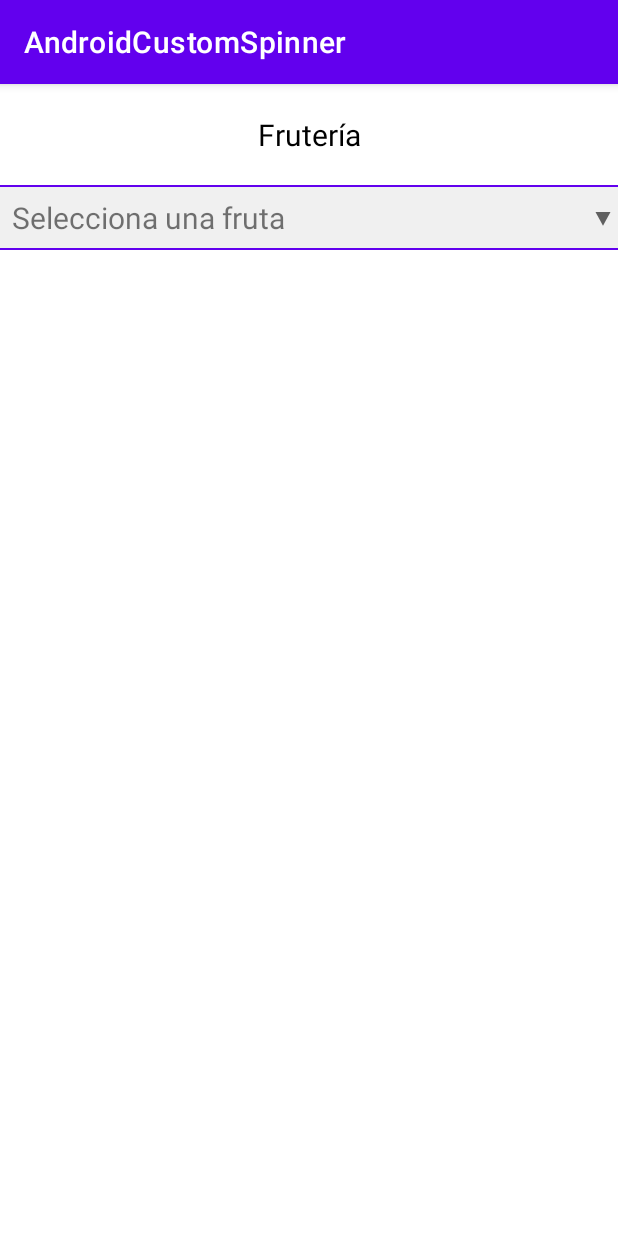
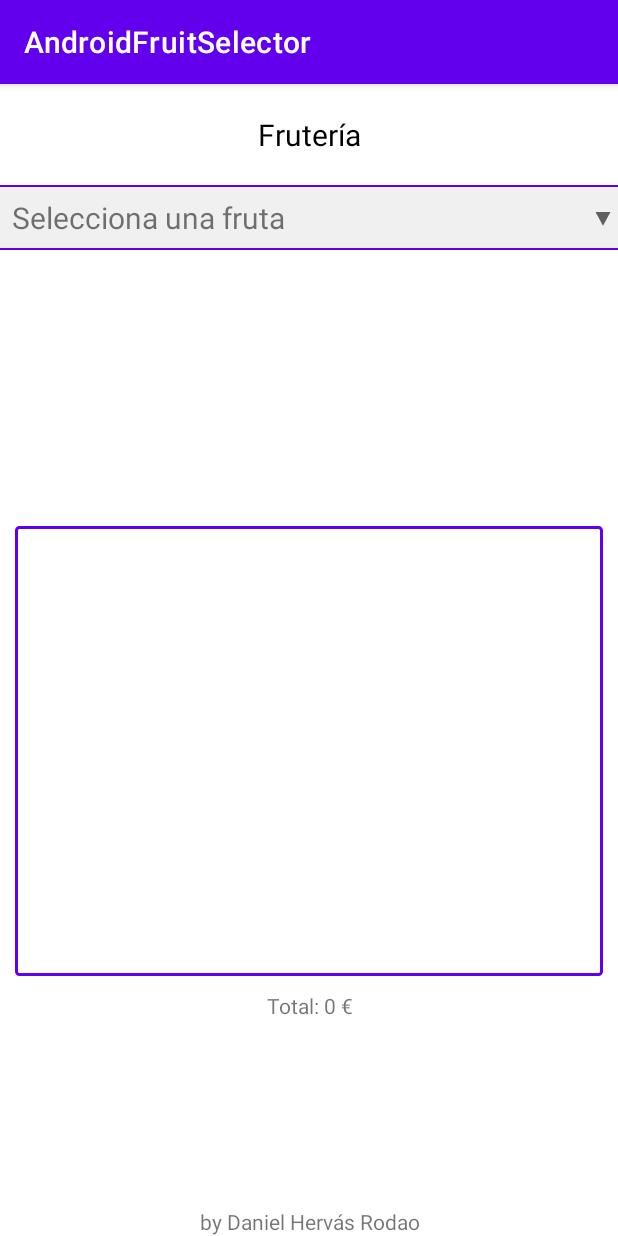
Before and after one commit to dhrodao/Android-Shop-App, an Android app: the screen it shows after launch (MainActivity), on a phone screen of 412 x 824 dp. Run offline under Robolectric (Android 15) with nearby library versions, the phone set to English and light mode, and no system bars.

Commit message:
Added buy button, fruit basket and basket price

```diff
--- a/app/src/main/java/com/dhrodao/androidfruitselector/CustomSpinnerAdapter.kt
+++ b/app/src/main/java/com/dhrodao/androidfruitselector/CustomSpinnerAdapter.kt
@@ -10,15 +10,17 @@ import android.view.ViewGroup
 import android.widget.*
 
 class CustomSpinnerAdapter(context : Context,
-                           resource: Int, objects: Array<FruitItems>
+                           resource: Int, objects: Array<FruitItems>,
 ) : ArrayAdapter<FruitItems>(context, resource, objects) {
     private val layoutInflater : LayoutInflater = LayoutInflater.from(context)
+    private var basketView : View? = null
 
     // The value shown in the spinner
     override fun getView(position: Int, convertView: View?, parent: ViewGroup): View {
         var rootView : View = layoutInflater.inflate(R.layout.item_fruit, parent,false)
+        basketView = layoutInflater.inflate(R.layout.item_fruit_basket, parent,false)
 
-        getItem(position)?.let { setItemView(rootView, it) } ?:
+        getItem(position)?.let { setItemView(rootView, it); setBasketView(it) } ?:
         run { rootView = layoutInflater.inflate(R.layout.select_item, parent, false) }
 
         return rootView
@@ -78,4 +80,16 @@ class CustomSpinnerAdapter(context : Context,
 
         return layerDrawable
     }
+
+    private fun setBasketView(item : FruitItems) {
+        val icon = basketView?.findViewById<ImageView>(R.id.image)
+        val fruit = basketView?.findViewById<TextView>(R.id.text)
+
+        item.icon?.let { icon?.setImageResource(it) }
+        fruit?.text = item.fruit
+    }
+
+    fun getBasketView() : View? {
+        return basketView
+    }
 }
--- a/app/src/main/java/com/dhrodao/androidfruitselector/MainActivity.kt
+++ b/app/src/main/java/com/dhrodao/androidfruitselector/MainActivity.kt
@@ -2,40 +2,53 @@ package com.dhrodao.androidfruitselector
 
 import androidx.appcompat.app.AppCompatActivity
 import android.os.Bundle
-import android.util.Log
+import android.view.LayoutInflater
 import android.view.View
-import android.widget.AdapterView
-import android.widget.SeekBar
-import android.widget.TextView
-import android.widget.Toast
+import android.view.ViewGroup
+import android.widget.*
 import androidx.appcompat.widget.AppCompatSpinner
-import kotlin.properties.Delegates
 
 open class MainActivity : AppCompatActivity() {
-    private lateinit var quantityLayout : View
-    private lateinit var priceLayout : View
+    private lateinit var inflater : LayoutInflater
+
+    private lateinit var mainLayout : ViewGroup
+    private lateinit var quantityLayout : ViewGroup
+    private lateinit var priceLayout : ViewGroup
+    private lateinit var basketLayout : ViewGroup
+
+    protected var currentFruitItem : FruitItems? = null
 
     private lateinit var spinnerSelectorListener : SpinnerSelectorListener
     private lateinit var spinnerEventsListener : OnSpinnerEventsListenerImpl
 
+    protected var fruitText : String = ""
     protected var fruitPrice : Int = 0
+    protected var computedFruitPrice : Int = 0
     protected var fruitQuantity : Int = 0
+    private var basketPrice : Int = 0
 
     private lateinit var seekBar : SeekBar
+    private lateinit var addToBasketButton : Button
 
     override fun onCreate(savedInstanceState: Bundle?) {
         super.onCreate(savedInstanceState)
         setContentView(R.layout.activity_main)
 
+        inflater = LayoutInflater.from(this)
+
+        mainLayout = findViewById(R.id.mainLayout)
         quantityLayout = findViewById(R.id.quantity_layout)
         priceLayout = findViewById(R.id.price_layout)
+        basketLayout = findViewById(R.id.basket_container)
+
+        addToBasketButton = findViewById(R.id.add_basket_button)
 
         val customAdapter = CustomSpinnerAdapter(this, 0, FruitItems.values())
         findViewById<CustomSpinner>(R.id.fruit_spinner).apply { // Spinner
             adapter = customAdapter
             onItemSelectedListener = run {
                 spinnerSelectorListener = SpinnerSelectorListener(
-                    arrayOf(quantityLayout, priceLayout),
+                    arrayOf(quantityLayout, priceLayout, addToBasketButton),
                     FruitItems.values()
                 )
                 spinnerSelectorListener
@@ -50,6 +63,39 @@ open class MainActivity : AppCompatActivity() {
         val priceValueText = findViewById<TextView>(R.id.final_price)
         seekBar = findViewById<SeekBar>(R.id.quantity_seekbar).apply { // SeekBar
             setOnSeekBarChangeListener(CustomSeekBarListener(progressValueText, priceValueText))
+        }
+
+        addToBasketButton.setOnClickListener {
+            if (fruitQuantity > 0) {
+                val basketView = inflater.inflate(R.layout.item_fruit_basket, basketLayout, false)
+                setBasketView(basketView, currentFruitItem)
+                updateBasketPrice()
+                updateBasketPriceText()
+            }
+        }
+    }
+
+    private fun setBasketView(basketView : View, item : FruitItems?) {
+        val icon = basketView.findViewById<ImageView>(R.id.image)
+        val fruit = basketView.findViewById<TextView>(R.id.text)
+        val quantity = basketView.findViewById<TextView>(R.id.fruit_quantity)
+        val quantityText = "x$fruitQuantity"
+
+        item?.icon?.let { icon?.setImageResource(it) }
+        fruit?.text = item?.fruit
+        quantity?.text = quantityText
+
+        basketLayout.addView(basketView)
+    }
+
+    private fun updateBasketPrice() {
+        basketPrice += fruitQuantity * fruitPrice
+    }
+
+    private fun updateBasketPriceText() {
+        findViewById<TextView>(R.id.basket_price).also { textView ->
+            val basketPriceText = "Total: $basketPrice €"
+            textView.text = basketPriceText
         }
     }
 
@@ -68,7 +114,9 @@ open class MainActivity : AppCompatActivity() {
         override fun onStopTrackingTouch(seekBar: SeekBar?) {}
 
         private fun updateFruitPriceText() {
-            priceView.text = run {fruitPrice * fruitQuantity}.toString()
+            computedFruitPrice = fruitPrice * fruitQuantity
+            val priceText = "Precio: $computedFruitPrice €"
+            priceView.text = priceText
         }
     }
 
@@ -78,6 +126,9 @@ open class MainActivity : AppCompatActivity() {
         override fun onItemSelected(parent: AdapterView<*>?, view: View?, position: Int, id: Long) {
             fruitQuantity = 0
             seekBar.progress = 0
+            fruitText = parent?.findViewById<TextView>(R.id.text).let { it?.text }.toString()
+
+            currentFruitItem = getFruitItem()
 
             if (position == 0) {
                 setVisibility(viewsAffected, View.INVISIBLE)
@@ -87,7 +138,6 @@ open class MainActivity : AppCompatActivity() {
 
             updateFruitPrice(position)
 
-            val fruitText : CharSequence? = parent?.findViewById<TextView>(R.id.text).let { it?.text }
             Toast.makeText(view?.context, "Selected: $fruitText", Toast.LENGTH_SHORT).show()
         }
 
@@ -106,6 +156,16 @@ open class MainActivity : AppCompatActivity() {
         private fun updateFruitPrice(position: Int) {
             fruitPrice = getFruitPrice(position)
         }
+
+        private fun getFruitItem() : FruitItems? {
+            for (f in fruits){
+                if (f.fruit.lowercase() == fruitText.lowercase()){
+                    return f
+                }
+            }
+
+            return null
+        }
     }
 
     class OnSpinnerEventsListenerImpl : CustomSpinner.OnSpinnerEventsListener {
--- /dev/null
+++ b/app/src/main/res/drawable/basket_bg.xml
@@ -0,0 +1,13 @@
+<?xml version="1.0" encoding="utf-8"?>
+<layer-list xmlns:android="http://schemas.android.com/apk/res/android">
+<item>
+    <inset android:insetLeft="10dp" android:insetRight="10dp">
+        <shape android:shape="rectangle">
+            <stroke android:width="2dp"
+                android:color="@color/design_default_color_primary"/>
+            <solid android:color="@color/white"/>
+            <corners android:radius="2dp"/>
+        </shape>
+    </inset>
+</item>
+</layer-list>
--- a/app/src/main/res/layout/activity_main.xml
+++ b/app/src/main/res/layout/activity_main.xml
@@ -1,8 +1,8 @@
 <?xml version="1.0" encoding="utf-8"?>
-<androidx.appcompat.widget.LinearLayoutCompat
-    xmlns:android="http://schemas.android.com/apk/res/android"
+<androidx.appcompat.widget.LinearLayoutCompat xmlns:android="http://schemas.android.com/apk/res/android"
+    xmlns:app="http://schemas.android.com/apk/res-auto"
     xmlns:tools="http://schemas.android.com/tools"
-    xmlns:app="http://schemas.android.com/apk/res-auto"
+    android:id="@+id/mainLayout"
     android:layout_width="match_parent"
     android:layout_height="match_parent"
     android:orientation="vertical"
@@ -13,10 +13,10 @@
         android:layout_width="match_parent"
         android:layout_height="wrap_content"
         android:gravity="center_horizontal"
+        android:padding="20dp"
         android:text="@string/titleText"
+        android:textColor="@color/black"
         android:textSize="20sp"
-        android:padding="20dp"
-        android:textColor="@color/black"
         app:layout_constraintBottom_toBottomOf="parent"
         app:layout_constraintLeft_toLeftOf="parent"
         app:layout_constraintRight_toRightOf="parent"
@@ -26,36 +26,37 @@
         android:id="@+id/fruit_spinner"
         android:layout_width="match_parent"
         android:layout_height="wrap_content"
+        android:background="@drawable/spinner_bg"
         android:dropDownVerticalOffset="43dp"
-        android:background="@drawable/spinner_bg"
-        android:popupBackground="@drawable/popup_bg"/>
+        android:popupBackground="@drawable/popup_bg" />
 
     <androidx.appcompat.widget.LinearLayoutCompat
         android:id="@+id/quantity_layout"
         android:layout_width="match_parent"
         android:layout_height="wrap_content"
         android:layout_marginTop="40dp"
-        android:orientation="vertical"
-        android:gravity="center">
+        android:gravity="center"
+        android:orientation="vertical">
+
         <TextView
             android:id="@+id/quantity_text"
             android:layout_width="match_parent"
             android:layout_height="match_parent"
-            android:text="@string/quantity_text"
-            android:gravity="center"/>
+            android:gravity="center"
+            android:text="@string/quantity_text" />
 
         <TextView
             android:id="@+id/quantity_display"
             android:layout_width="match_parent"
             android:layout_height="wrap_content"
-            android:gravity="center"/>
+            android:gravity="center" />
 
         <androidx.appcompat.widget.AppCompatSeekBar
             android:id="@+id/quantity_seekbar"
             android:layout_width="match_parent"
             android:layout_height="match_parent"
             android:max="100"
-            android:progress="0"/>
+            android:progress="0" />
 
     </androidx.appcompat.widget.LinearLayoutCompat>
 
@@ -64,24 +65,58 @@
         android:layout_width="match_parent"
         android:layout_height="wrap_content"
         android:layout_marginTop="10dp"
-        android:orientation="horizontal"
-        android:gravity="center">
-        <TextView
-            android:layout_width="wrap_content"
-            android:layout_height="match_parent"
-            android:text="@string/price_text"/>
+        android:gravity="center"
+        android:orientation="horizontal">
 
         <TextView
             android:id="@+id/final_price"
             android:layout_width="wrap_content"
-            android:layout_height="wrap_content"/>
-
-        <TextView
-            android:layout_width="wrap_content"
-            android:layout_height="match_parent"
-            android:text="@string/monetary_unit"/>
-
+            android:layout_height="wrap_content"
+            android:text="@string/default_price"/>
 
     </androidx.appcompat.widget.LinearLayoutCompat>
 
+    <Button
+        android:id="@+id/add_basket_button"
+        android:layout_width="wrap_content"
+        android:layout_height="wrap_content"
+        android:layout_gravity="center"
+        android:text="@string/add_basket_button"/>
+
+    <ScrollView
+        android:layout_width="match_parent"
+        android:layout_height="300dp"
+        android:layout_marginBottom="10dp"
+        android:layout_marginTop="10dp"
+        android:background="@drawable/basket_bg">
+        <androidx.appcompat.widget.LinearLayoutCompat
+            android:id="@+id/basket_container"
+            android:layout_width="match_parent"
+            android:layout_height="wrap_content"
+            android:orientation="vertical"
+            android:padding="10dp">
+
+        </androidx.appcompat.widget.LinearLayoutCompat>
+    </ScrollView>
+
+    <TextView
+        android:id="@+id/basket_price"
+        android:layout_width="match_parent"
+        android:layout_height="wrap_content"
+        android:text="@string/default_price"
+        android:gravity="center"/>
+
+    <LinearLayout
+        android:layout_width="match_parent"
+        android:layout_height="match_parent"
+        android:gravity="bottom">
+        <TextView
+            android:layout_width="match_parent"
+            android:layout_height="wrap_content"
+            android:textAlignment="center"
+            android:gravity="center_horizontal"
+            android:layout_gravity="bottom"
+            android:text="@string/footer"
+            />
+    </LinearLayout>
 </androidx.appcompat.widget.LinearLayoutCompat>
--- a/app/src/main/res/values/strings.xml
+++ b/app/src/main/res/values/strings.xml
@@ -1,5 +1,5 @@
 <resources>
-    <string name="app_name">AndroidCustomSpinner</string>
+    <string name="app_name">AndroidFruitSelector</string>
     <string name="titleText">Frutería</string>
     <string-array name="spinnerContent">
         <item>Plátano</item>
@@ -12,4 +12,7 @@
     <string name="quantity_text">Selecciona el número de unidades</string>
     <string name="price_text">Precio: </string>
     <string name="monetary_unit">€</string>
+    <string name="add_basket_button">Comprar</string>
+    <string name="default_price">Total: 0 €</string>
+    <string name="footer">by Daniel Hervás Rodao</string>
 </resources>
```
Also changed, not shown: app/src/main/res/layout/item_fruit_basket.xml (added, +39 -0 lines).
